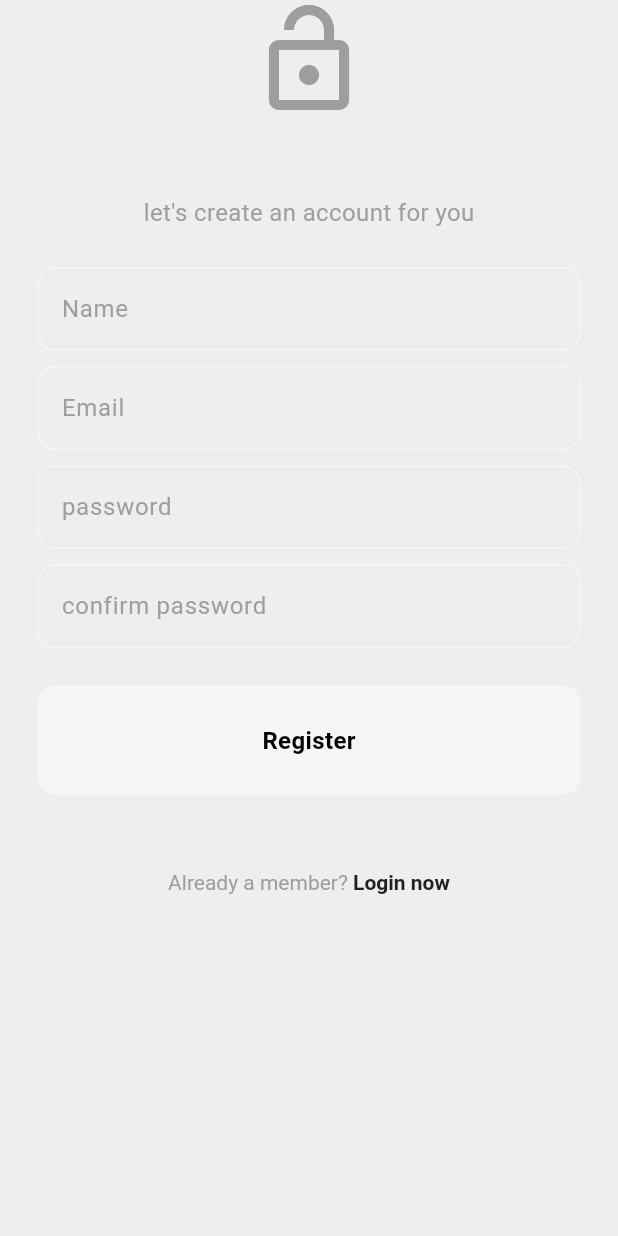
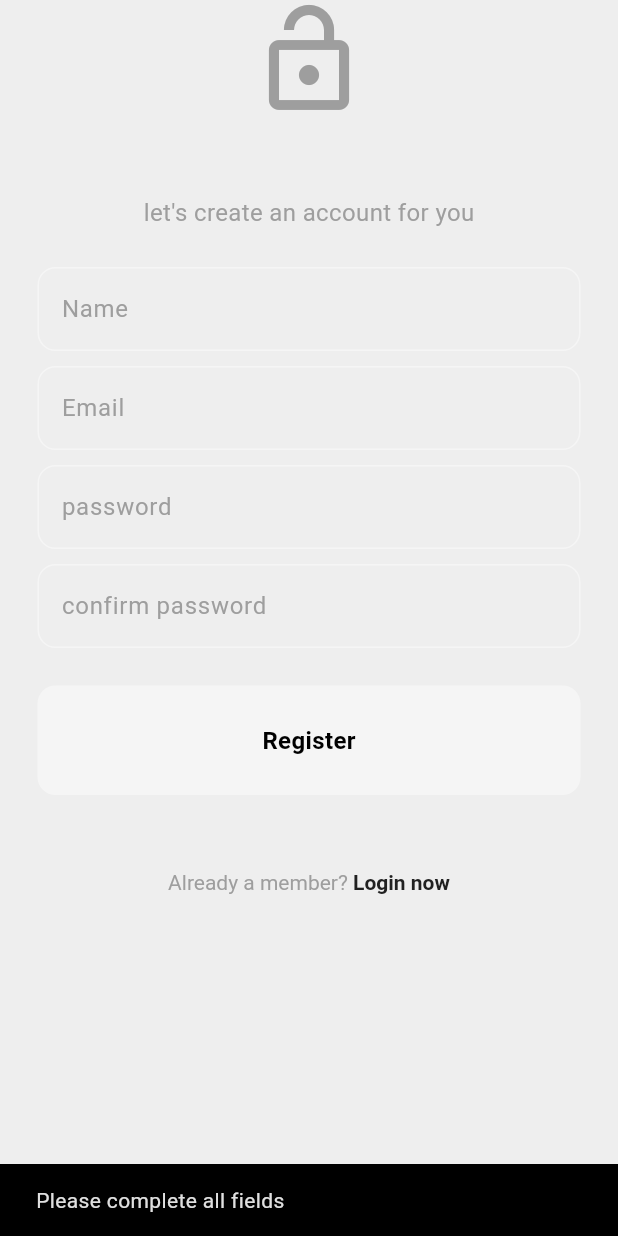
Before and after one commit to amar-belkhede/social_media_mitch, a Flutter app: the RegisterPage screen opened directly with empty values, after a tap on "Register", on a phone screen of 412 x 824 dp. Run offline on Flutter 3.47's test engine with Material 3 defaults, Android fonts, the phone set to English and light mode, and no system bars; our stand-ins replace firebase_auth, firebase_core, flutter_bloc; accounts and stored records are empty.

Commit message:
register logic

```diff
--- a/lib/extention_util.dart
+++ b/lib/extention_util.dart
@@ -9,3 +9,9 @@
     return SizedBox(width: toDouble());
   }
 }
+
+extension SnackbarExtension on BuildContext {
+  void showSnackBar({required String text}) {
+    ScaffoldMessenger.of(this).showSnackBar(SnackBar(content: Text(text)));
+  }
+}
--- a/lib/feature/auth/presentation/pages/login_page.dart
+++ b/lib/feature/auth/presentation/pages/login_page.dart
@@ -36,8 +36,10 @@
     if (email.isNotEmpty && pw.isNotEmpty) {
       authCubit.login(email, pw);
     } else {
-      ScaffoldMessenger.of(context).showSnackBar(const SnackBar(
-          content: Text("Please enter both email and password")));
+      // ScaffoldMessenger.of(context).showSnackBar(const SnackBar(
+      //     content: Text("Please enter both email and password")));
+
+      context.showSnackBar(text: "Please enter both email and password");
     }
   }
 
--- a/lib/feature/auth/presentation/pages/register_page.dart
+++ b/lib/feature/auth/presentation/pages/register_page.dart
@@ -4,7 +4,9 @@
 import 'package:social_media_mitch/extention_util.dart';
 import 'package:social_media_mitch/feature/auth/presentation/components/my_button.dart';
 import 'package:social_media_mitch/feature/auth/presentation/components/my_text_field.dart';
+import 'package:social_media_mitch/feature/auth/presentation/cubits/auth_cubit.dart';
 import 'package:social_media_mitch/feature/auth/presentation/pages/login_page.dart';
+import 'package:flutter_bloc/flutter_bloc.dart';
 
 class RegisterPage extends StatefulWidget {
   final void Function()? togglePage;
@@ -19,6 +21,48 @@
   final emailController = TextEditingController();
   final pwController = TextEditingController();
   final confirmPwController = TextEditingController();
+
+  @override
+  void dispose() {
+    nameController.dispose();
+    emailController.dispose();
+    pwController.dispose();
+    confirmPwController.dispose();
+    super.dispose();
+  }
+
+  void register() {
+    final String name = nameController.text;
+    final String email = emailController.text;
+    final String pw = pwController.text;
+    final String confirmPw = confirmPwController.text;
+
+    final authCubit = context.read<AuthCubit>();
+
+    if (email.isNotEmpty &&
+        name.isNotEmpty &&
+        pw.isNotEmpty &&
+        confirmPw.isNotEmpty) {
+      if (pw == confirmPw) {
+        authCubit.register(name, email, pw);
+      } else {
+        // ScaffoldMessenger.of(context).showSnackBar(
+        //   const SnackBar(
+        //     content: Text("Password do not match"),
+        //   ),
+        // );
+        context.showSnackBar(text: "Password do not match");
+      }
+    } else {
+      // ScaffoldMessenger.of(context).showSnackBar(
+      //   const SnackBar(
+      //     content: Text("Please complete all fields"),
+      //   ),
+      // );
+
+      context.showSnackBar(text: "Please complete all fields");
+    }
+  }
 
   @override
   Widget build(BuildContext context) {
@@ -70,7 +114,7 @@
                     obsecureText: true,
                   ),
                   25.height(),
-                  MyButton(onTap: () {}, text: 'Register'),
+                  MyButton(onTap: register, text: 'Register'),
                   50.height(),
                   GestureDetector(
                     onTap: widget.togglePage,
```
Also changed, not shown: lib/app.dart (+9 -1 lines), lib/feature/post/presentation/home_page.dart (+11 -1 lines).
